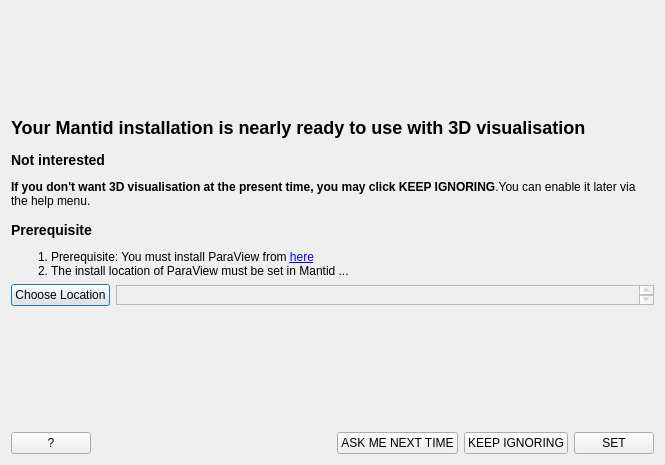
This is Code/Mantid/MantidPlot/src/Mantid/SetUpParaview.ui in mantidproject/mantid as Qt 5 draws it before an edit. The edited form follows.
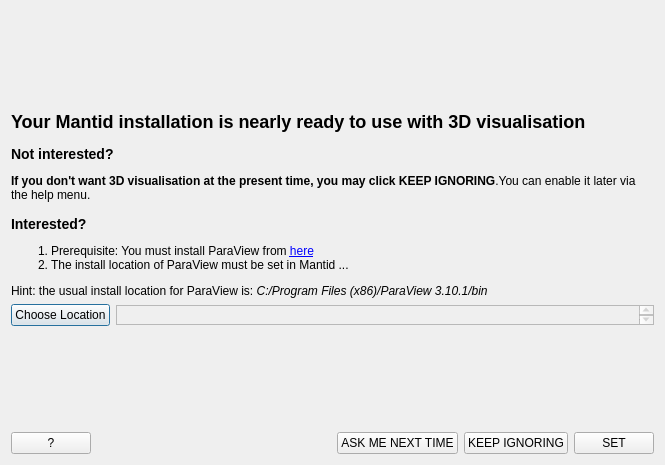
This is the edited form. Icons and pictures are not drawn.

Commit message: refs #5201. Add to help menu. Also tries default location.

What changed in the file:
```diff
--- a/Code/Mantid/MantidPlot/src/Mantid/SetUpParaview.ui
+++ b/Code/Mantid/MantidPlot/src/Mantid/SetUpParaview.ui
@@ -59,14 +59,15 @@
     <widget class="QLabel" name="lbl_instructions">
      <property name="text">
       <string>&lt;h2&gt;Your Mantid installation is nearly ready to use with 3D visualisation&lt;/h2&gt;
-&lt;h3&gt;Not interested&lt;/h3&gt;
+&lt;h3&gt;Not interested?&lt;/h3&gt;
 &lt;p&gt;&lt;b&gt;If you don't want 3D visualisation at the present time, you may click KEEP IGNORING&lt;/b&gt;.You can enable it later via the help menu.&lt;/p&gt;
-&lt;h3&gt;Prerequisite&lt;/h3&gt;
+&lt;h3&gt;Interested?&lt;/h3&gt;
 &lt;ol&gt;
 &lt;li&gt; Prerequisite: You must install ParaView from &lt;a 
 href=&quot;http://download.mantidproject.org/VatesDownload.psp&quot;&gt;here&lt;/a&gt;&lt;/li&gt;
 &lt;li&gt;The install location of ParaView must be set in Mantid ...&lt;/li&gt;
-&lt;/ol&gt;</string>
+&lt;/ol&gt;
+&lt;p&gt;Hint: the usual install location for ParaView is: &lt;i&gt;C:/Program Files (x86)/ParaView 3.10.1/bin&lt;/i&gt;&lt;/p&gt;</string>
      </property>
      <property name="wordWrap">
       <bool>true</bool>
```
The commit also changes 4 other files.
